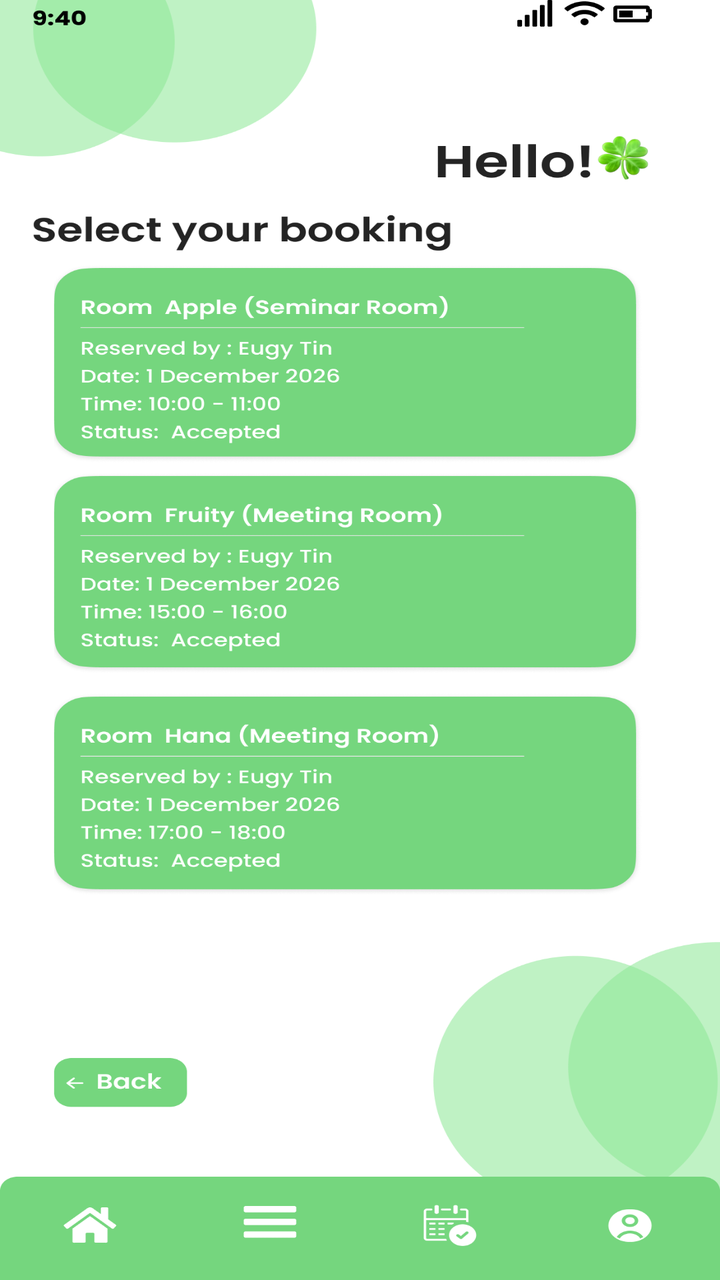
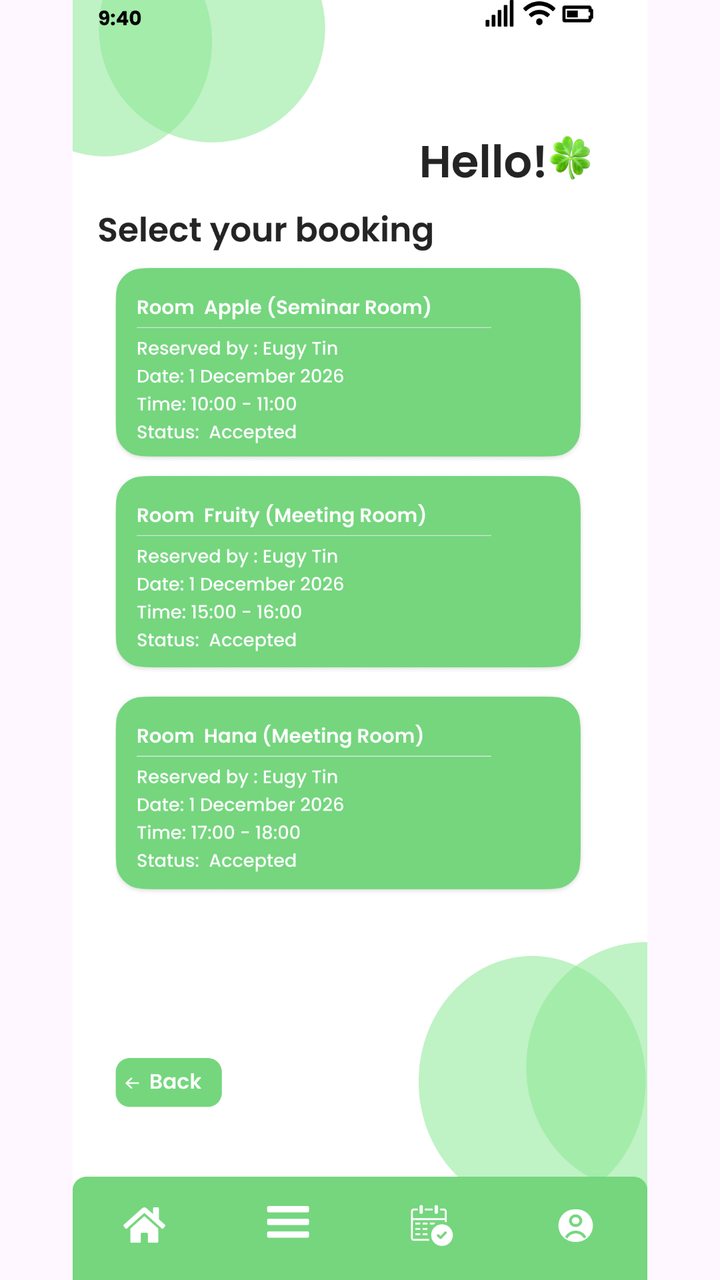

Before-and-after screenshots of an Android layout around one commit, followed by the original layout XML and the change that was made.
<!-- AndroidManifest.xml: application theme Theme.COMP2000HKSoftwareEngineeringAssessment -->
<!-- res/layout/activity_manager_cancelbooking.xml -->
<?xml version="1.0" encoding="utf-8"?>
<androidx.constraintlayout.widget.ConstraintLayout xmlns:android="http://schemas.android.com/apk/res/android"
    xmlns:app="http://schemas.android.com/apk/res-auto"
    xmlns:tools="http://schemas.android.com/tools"
    android:id="@+id/main"
    android:layout_width="match_parent"
    android:layout_height="match_parent"
    tools:context=".manager_cancelbooking">

    <ImageView
        android:id="@+id/iv_login_page"
        android:layout_width="match_parent"
        android:layout_height="match_parent"
        android:scaleType="fitXY"
        android:src="@drawable/manager_cancelbooking"
        app:layout_constraintBottom_toBottomOf="parent"
        app:layout_constraintEnd_toEndOf="parent"
        app:layout_constraintStart_toStartOf="parent"
        app:layout_constraintTop_toTopOf="parent" />

    <ImageButton
        android:id="@+id/btn_managermenuhomebutton"
        android:layout_width="0dp"
        android:layout_height="0dp"
        android:background="@android:color/transparent"
        app:layout_constraintBottom_toBottomOf="parent"
        app:layout_constraintDimensionRatio="2:1"
        app:layout_constraintEnd_toEndOf="parent"
        app:layout_constraintHorizontal_bias="0.071"
        app:layout_constraintStart_toStartOf="parent"
        app:layout_constraintTop_toTopOf="parent"
        app:layout_constraintVertical_bias="0.97"
        app:layout_constraintWidth_percent="0.15 " />
    <ImageButton
        android:id="@+id/btn_managermenubutton"
        android:layout_width="0dp"
        android:layout_height="0dp"
        android:background="@android:color/transparent"
        app:layout_constraintBottom_toBottomOf="parent"
        app:layout_constraintDimensionRatio="2:1"
        app:layout_constraintEnd_toEndOf="parent"
        app:layout_constraintHorizontal_bias="0.369"
        app:layout_constraintStart_toStartOf="parent"
        app:layout_constraintTop_toTopOf="parent"
        app:layout_constraintVertical_bias="0.969"
        app:layout_constraintWidth_percent="0.15" />

    <ImageButton
        android:id="@+id/btn_managermybookingbutton"
        android:layout_width="0dp"
        android:layout_height="0dp"
        android:background="@android:color/transparent"
        app:layout_constraintBottom_toBottomOf="parent"
        app:layout_constraintDimensionRatio="2:1"
        app:layout_constraintEnd_toEndOf="parent"
        app:layout_constraintHorizontal_bias="0.644"
        app:layout_constraintStart_toStartOf="parent"
        app:layout_constraintTop_toTopOf="parent"
        app:layout_constraintVertical_bias="0.969"
        app:layout_constraintWidth_percent="0.15" />

    <ImageButton
        android:id="@+id/btn_managermyprofile"
        android:layout_width="0dp"
        android:layout_height="0dp"
        android:background="@android:color/transparent"
        app:layout_constraintBottom_toBottomOf="parent"
        app:layout_constraintDimensionRatio="2:1"
        app:layout_constraintEnd_toEndOf="parent"
        app:layout_constraintHorizontal_bias="0.957"
        app:layout_constraintStart_toStartOf="parent"
        app:layout_constraintTop_toTopOf="parent"
        app:layout_constraintVertical_bias="0.969"
        app:layout_constraintWidth_percent="0.15" />

    <ImageButton
        android:id="@+id/btn_select_datetime_select_back"
        android:layout_width="0dp"
        android:layout_height="0dp"
        android:background="@android:color/transparent"
        app:layout_constraintBottom_toBottomOf="parent"
        app:layout_constraintDimensionRatio="2.5:1"
        app:layout_constraintEnd_toEndOf="parent"
        app:layout_constraintHorizontal_bias="0.094"
        app:layout_constraintStart_toStartOf="parent"
        app:layout_constraintTop_toTopOf="parent"
        app:layout_constraintVertical_bias="0.856"
        app:layout_constraintWidth_percent="0.179 " />

    <ImageButton
        android:id="@+id/btn_select_booking_a"
        android:layout_width="0dp"
        android:layout_height="0dp"
        android:background="@android:color/transparent"
        app:layout_constraintBottom_toBottomOf="parent"
        app:layout_constraintDimensionRatio="9:3.46"
        app:layout_constraintEnd_toEndOf="parent"
        app:layout_constraintHorizontal_bias="0.39"
        app:layout_constraintStart_toStartOf="parent"
        app:layout_constraintTop_toTopOf="parent"
        app:layout_constraintVertical_bias="0.247"
        app:layout_constraintWidth_percent="0.8 " />

    <ImageButton
        android:id="@+id/btn_select_booking_b"
        android:layout_width="0dp"
        android:layout_height="0dp"
        android:background="@android:color/transparent"
        app:layout_constraintBottom_toBottomOf="parent"
        app:layout_constraintDimensionRatio="9:3.46"
        app:layout_constraintEnd_toEndOf="parent"
        app:layout_constraintHorizontal_bias="0.39"
        app:layout_constraintStart_toStartOf="parent"
        app:layout_constraintTop_toTopOf="parent"
        app:layout_constraintVertical_bias="0.437"
        app:layout_constraintWidth_percent="0.8 " />

    <ImageButton
        android:id="@+id/btn_select_booking_c"
        android:layout_width="0dp"
        android:layout_height="0dp"
        android:background="@android:color/transparent"
        app:layout_constraintBottom_toBottomOf="parent"
        app:layout_constraintDimensionRatio="9:3.46"
        app:layout_constraintEnd_toEndOf="parent"
        app:layout_constraintHorizontal_bias="0.39"
        app:layout_constraintStart_toStartOf="parent"
        app:layout_constraintTop_toTopOf="parent"
        app:layout_constraintVertical_bias="0.637"
        app:layout_constraintWidth_percent="0.8 " />

</androidx.constraintlayout.widget.ConstraintLayout>
<!-- resources referenced by this layout -->
<resources>
  <!-- drawable manager_cancelbooking: png bitmap (drawable, 195052 bytes) -->
  <style name="Theme.COMP2000HKSoftwareEngineeringAssessment" parent="Base.Theme.COMP2000HKSoftwareEngineeringAssessment" />
  <style name="Base.Theme.COMP2000HKSoftwareEngineeringAssessment" parent="Theme.Material3.DayNight.NoActionBar">
          
          
      </style>
</resources>

<!-- the commit's change to res/layout/activity_manager_cancelbooking.xml (unified diff, before → after) -->
@@ -11,7 +11,7 @@
         android:id="@+id/iv_login_page"
         android:layout_width="match_parent"
         android:layout_height="match_parent"
-        android:scaleType="fitXY"
+        android:scaleType="fitCenter"
         android:src="@drawable/manager_cancelbooking"
         app:layout_constraintBottom_toBottomOf="parent"
         app:layout_constraintEnd_toEndOf="parent"
